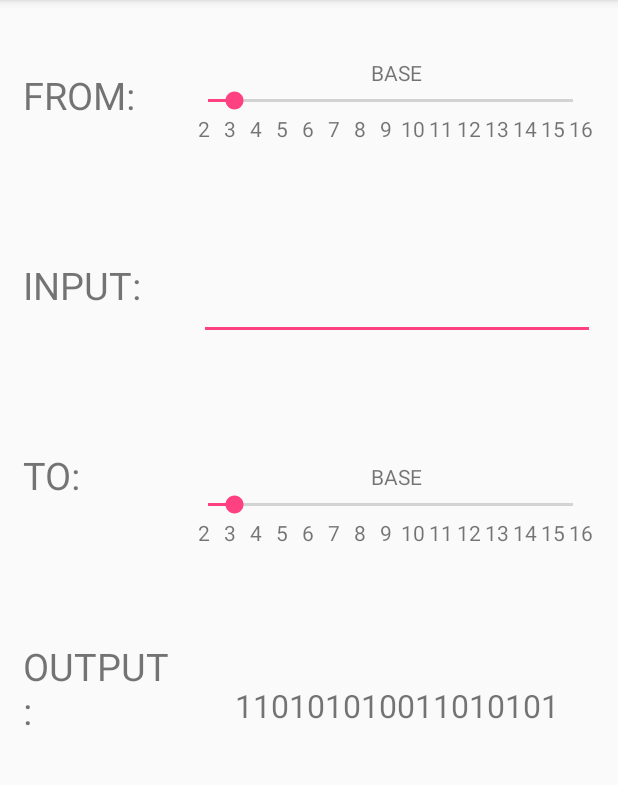
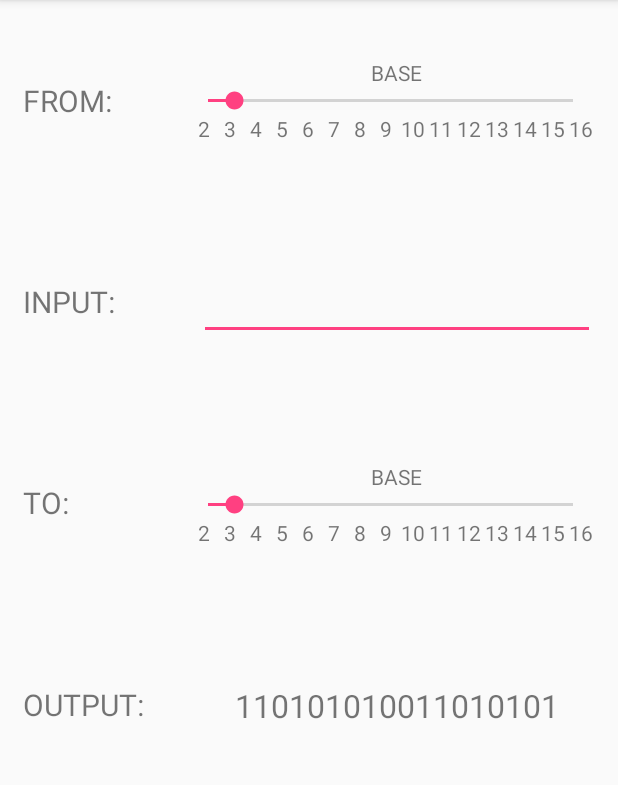
Before and after one commit to nicoqueijo/Android-Base-Converter, an Android app: the screen it shows after launch (MainActivity), on a phone screen of 412 x 824 dp, the part 84-869 px from its top. Run offline under Robolectric (Android 15) with nearby library versions, the phone set to English and light mode, and no system bars.

Commit message:
Changes font size of text labels.

```diff
--- a/app/src/main/res/layout/activity_main.xml
+++ b/app/src/main/res/layout/activity_main.xml
@@ -29,7 +29,7 @@
                 android:layout_weight="1"
                 android:gravity="center_vertical"
                 android:text="@string/from"
-                android:textSize="25dp"/>
+                android:textSize="20dp"/>
 
             <TextView
                 android:id="@+id/input_label"
@@ -39,7 +39,7 @@
                 android:layout_weight="1"
                 android:gravity="center_vertical"
                 android:text="@string/input"
-                android:textSize="25dp"/>
+                android:textSize="20dp"/>
 
             <TextView
                 android:id="@+id/to_label"
@@ -49,7 +49,7 @@
                 android:layout_weight="1"
                 android:gravity="center_vertical"
                 android:text="@string/to"
-                android:textSize="25dp"/>
+                android:textSize="20dp"/>
 
             <TextView
                 android:id="@+id/output_label"
@@ -59,7 +59,7 @@
                 android:layout_weight="1"
                 android:gravity="center_vertical"
                 android:text="@string/output"
-                android:textSize="25dp"/>
+                android:textSize="20dp"/>
 
         </LinearLayout>
 
```
